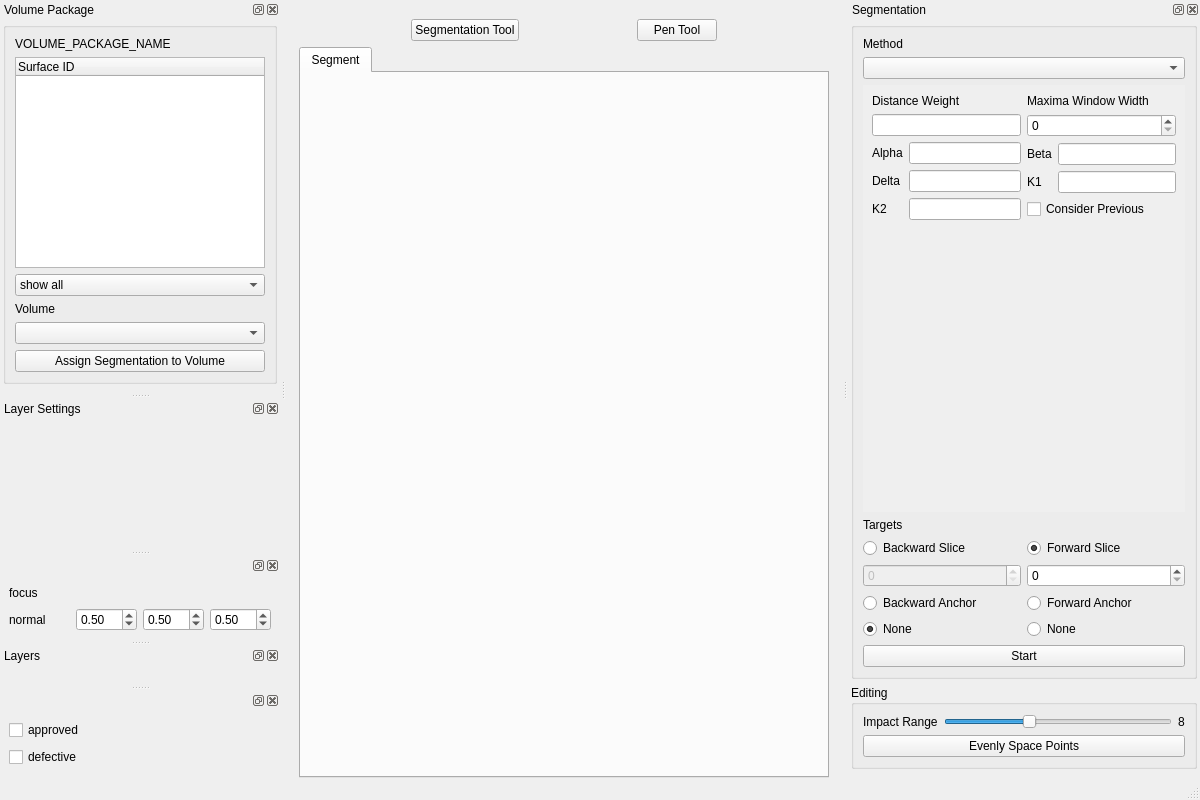
This is volume-cartographer/apps/VC3D/VCMain.ui in SuperOptimizer/villa as Qt 5 draws it before an edit. The edited form follows.
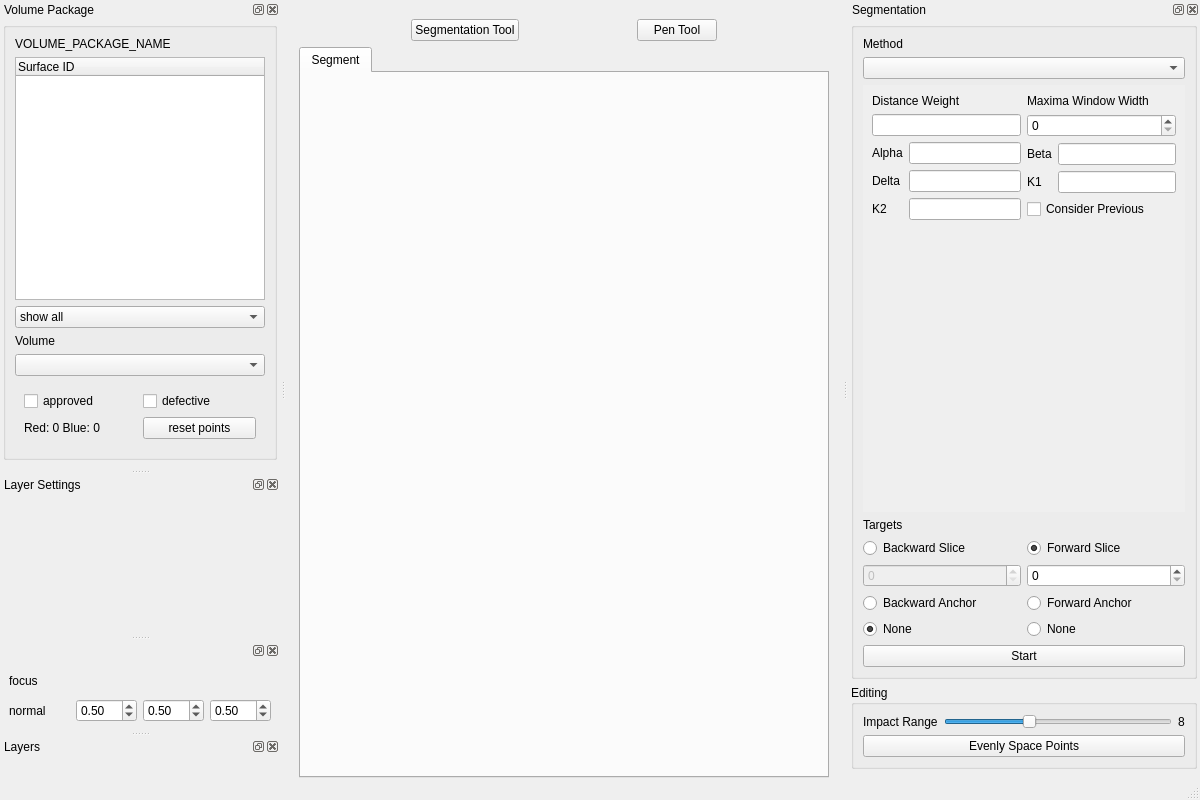
This is the edited form. Icons and pictures are not drawn.

Commit message: fix rendering issues & add point sets

Diff of the .ui file:
```diff
--- a/volume-cartographer/apps/VC3D/VCMain.ui
+++ b/volume-cartographer/apps/VC3D/VCMain.ui
@@ -239,10 +239,37 @@
            <widget class="QComboBox" name="volSelect"/>
           </item>
           <item>
-           <widget class="QPushButton" name="assignVol">
-            <property name="text">
-             <string>Assign Segmentation to Volume</string>
-            </property>
+           <widget class="QWidget" name="widget" native="true">
+            <layout class="QGridLayout" name="gridLayout_6">
+             <item row="1" column="0">
+              <widget class="QCheckBox" name="chkApproved">
+               <property name="text">
+                <string>approved</string>
+               </property>
+              </widget>
+             </item>
+             <item row="1" column="1">
+              <widget class="QCheckBox" name="chkDefective">
+               <property name="text">
+                <string>defective</string>
+               </property>
+              </widget>
+             </item>
+             <item row="2" column="0">
+              <widget class="QLabel" name="lblPointsInfo">
+               <property name="text">
+                <string>Red: 0 Blue: 0</string>
+               </property>
+              </widget>
+             </item>
+             <item row="2" column="1">
+              <widget class="QPushButton" name="btnResetPoints">
+               <property name="text">
+                <string>reset points</string>
+               </property>
+              </widget>
+             </item>
+            </layout>
            </widget>
           </item>
          </layout>
@@ -771,29 +798,6 @@
     <layout class="QGridLayout" name="gridLayout_4"/>
    </widget>
   </widget>
-  <widget class="QDockWidget" name="dockAnnotation">
-   <attribute name="dockWidgetArea">
-    <number>1</number>
-   </attribute>
-   <widget class="QWidget" name="dockWidgetContents">
-    <layout class="QGridLayout" name="gridLayout_5">
-     <item row="0" column="0">
-      <widget class="QCheckBox" name="chkApproved">
-       <property name="text">
-        <string>approved</string>
-       </property>
-      </widget>
-     </item>
-     <item row="1" column="0">
-      <widget class="QCheckBox" name="chkDefective">
-       <property name="text">
-        <string>defective</string>
-       </property>
-      </widget>
-     </item>
-    </layout>
-   </widget>
-  </widget>
   <action name="actionOpen">
    <property name="text">
     <string>Open</string>
```
Left out of the diff: 4 changed lines with no effect on the pictures. The commit also changes 4 other files.
